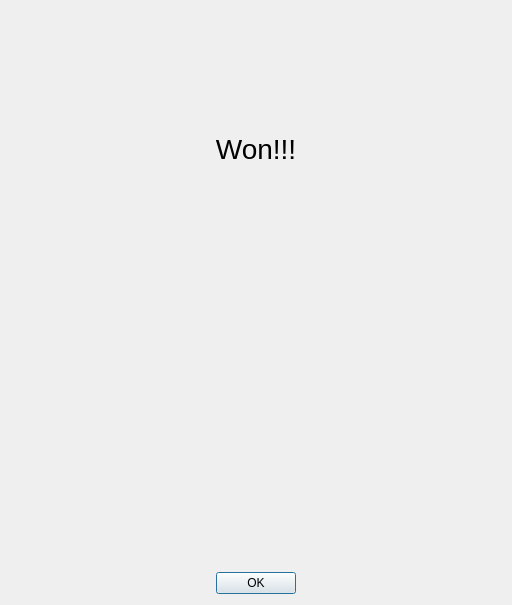
Old version of the form ui/wondialog.ui in the repository tdauth/gustavsfairyland.
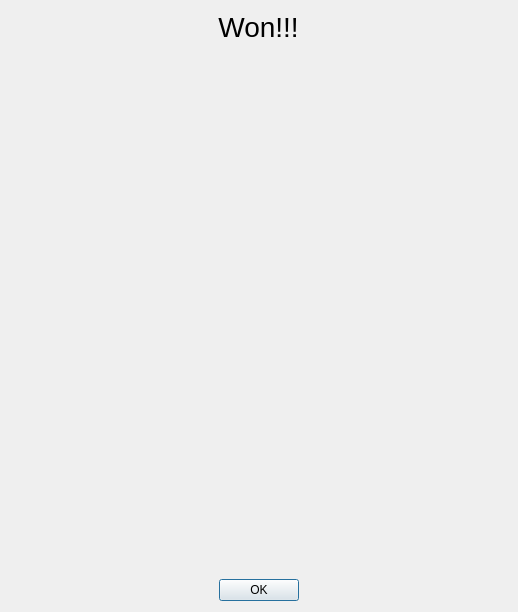
New version of the form. Icons and pictures are not drawn.

Diff of the .ui file:
```diff
--- a/ui/wondialog.ui
+++ b/ui/wondialog.ui
@@ -6,31 +6,22 @@
    <rect>
     <x>0</x>
     <y>0</y>
-    <width>512</width>
-    <height>605</height>
+    <width>518</width>
+    <height>612</height>
    </rect>
   </property>
   <property name="windowTitle">
    <string>Won</string>
   </property>
   <layout class="QGridLayout" name="gridLayout">
-   <item row="0" column="0">
-    <widget class="QLabel" name="label_3">
-     <property name="font">
-      <font>
-       <pointsize>21</pointsize>
-      </font>
-     </property>
-     <property name="text">
-      <string>Won!!!</string>
-     </property>
-     <property name="alignment">
-      <set>Qt::AlignCenter</set>
-     </property>
-    </widget>
-   </item>
    <item row="1" column="0" alignment="Qt::AlignHCenter|Qt::AlignTop">
     <widget class="QLabel" name="label">
+     <property name="sizePolicy">
+      <sizepolicy hsizetype="Preferred" vsizetype="Preferred">
+       <horstretch>0</horstretch>
+       <verstretch>0</verstretch>
+      </sizepolicy>
+     </property>
      <property name="maximumSize">
       <size>
        <width>500</width>
@@ -51,7 +42,7 @@
      </property>
     </widget>
    </item>
-   <item row="2" column="0">
+   <item row="3" column="0" alignment="Qt::AlignHCenter|Qt::AlignBottom">
     <widget class="QDialogButtonBox" name="buttonBox">
      <property name="standardButtons">
       <set>QDialogButtonBox::Ok</set>
@@ -61,6 +52,34 @@
      </property>
     </widget>
    </item>
+   <item row="0" column="0" alignment="Qt::AlignHCenter|Qt::AlignTop">
+    <widget class="QLabel" name="label_3">
+     <property name="font">
+      <font>
+       <pointsize>21</pointsize>
+      </font>
+     </property>
+     <property name="text">
+      <string>Won!!!</string>
+     </property>
+     <property name="alignment">
+      <set>Qt::AlignCenter</set>
+     </property>
+    </widget>
+   </item>
+   <item row="2" column="0">
+    <spacer name="verticalSpacer">
+     <property name="orientation">
+      <enum>Qt::Vertical</enum>
+     </property>
+     <property name="sizeHint" stdset="0">
+      <size>
+       <width>20</width>
+       <height>40</height>
+      </size>
+     </property>
+    </spacer>
+   </item>
   </layout>
  </widget>
  <resources>
```
